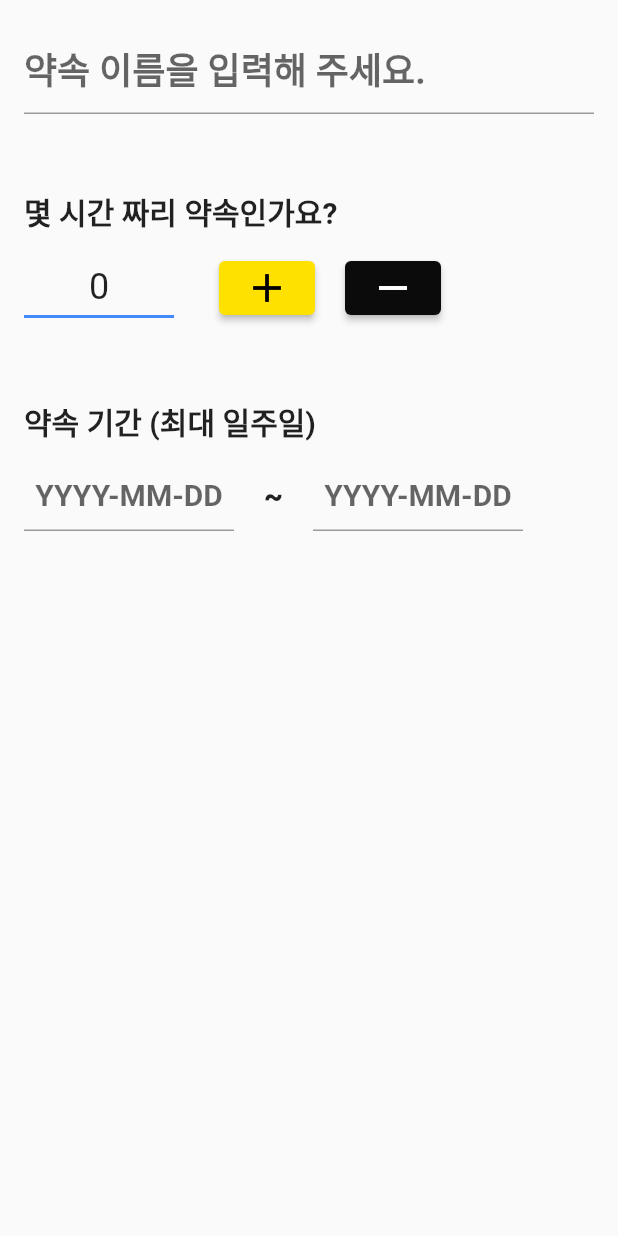
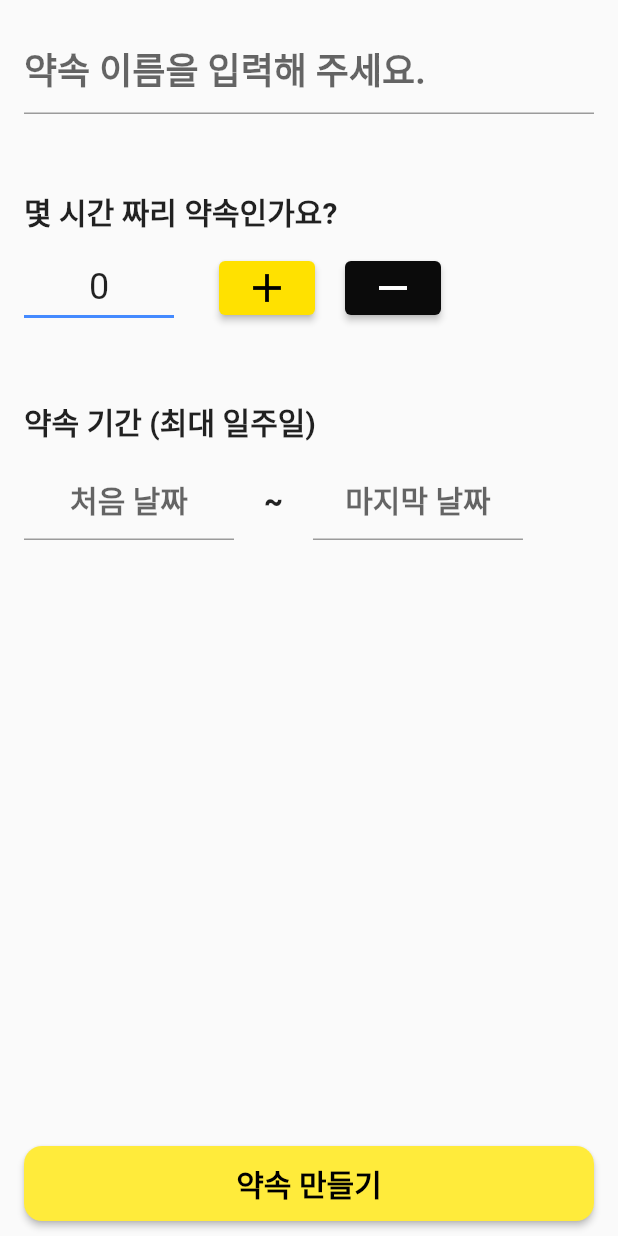
Before and after one commit to GDSC-SKHU/Meet-Now-Mobile, a Flutter app: the screen it shows after launch, after a tap on the "add" icon, on a phone screen of 412 x 824 dp. Run offline on Flutter 3.47's test engine with Material 2 defaults, Android fonts, the phone set to English and light mode, and no system bars.

Commit message:
date picker lang changed

```diff
--- a/lib/main.dart
+++ b/lib/main.dart
@@ -2,6 +2,7 @@ import 'package:flutter/material.dart';
 import 'package:meetnow/view/room_list/makePromiseButton.dart';
 import 'package:meetnow/view/room_list/navBar.dart';
 import 'package:meetnow/view/room_list/promiseList.dart';
+import 'package:flutter_localizations/flutter_localizations.dart';
 
 void main() {
   runApp(MyApp());
@@ -12,6 +13,13 @@ class MyApp extends StatelessWidget {
   Widget build(BuildContext context) {
     return MaterialApp(
       theme: ThemeData(fontFamily: 'NotoSans'),
+      localizationsDelegates: [
+        GlobalMaterialLocalizations.delegate,
+        GlobalWidgetsLocalizations.delegate,
+      ],
+      supportedLocales: [
+        const Locale('ko', 'KR'),
+      ],
       home: Scaffold(
         body: SafeArea(
           child: Column(
--- a/lib/view/making_promise/makingPromise.dart
+++ b/lib/view/making_promise/makingPromise.dart
@@ -10,6 +10,7 @@ class MakingPromise extends StatelessWidget {
           child: Column(children: [
             TypePromiseName(),
             SettingPromiseHour(),
+            SubmitButton(),
           ]),
         ),
       ),
@@ -43,7 +44,8 @@ class _SettingPromiseHourState extends State<SettingPromiseHour> {
 
   @override
   Widget build(BuildContext context) {
-    return Container(
+    return Expanded(
+      child: Container(
         padding: EdgeInsets.fromLTRB(16, 50, 0, 0),
         alignment: Alignment.centerLeft,
         child: Column(
@@ -59,7 +61,8 @@ class _SettingPromiseHourState extends State<SettingPromiseHour> {
                 Container(
                   height: 40,
                   alignment: Alignment.center,
-                child: Text('${_promiseHours}', style: TextStyle(fontSize: 24)),
+                  child:
+                      Text('${_promiseHours}', style: TextStyle(fontSize: 24)),
                   width: 100,
                   decoration: BoxDecoration(
                     border: Border(
@@ -100,29 +103,27 @@ class _SettingPromiseHourState extends State<SettingPromiseHour> {
             SizedBox(height: 10),
             Row(
               children: [
-              SelectDateForm(),
+                SelectDateForm(placeholder: '처음 날짜'),
                 SizedBox(width: 20),
                 Text(
                   '~',
                   style: TextStyle(fontSize: 20, fontWeight: FontWeight.w900),
                 ),
                 SizedBox(width: 20),
-              SelectDateForm(),
+                SelectDateForm(placeholder: '마지막 날짜'),
               ],
-          )
+            ),
           ],
+        ),
       ),
     );
   }
 }
 
-const List<String> category_map = [
-  "1월",
-  "2월",
-  "3월",
-];
+class SelectDateForm extends StatefulWidget {
+  final placeholder;
+  SelectDateForm({required this.placeholder});
 
-class SelectDateForm extends StatefulWidget {
   @override
   State<SelectDateForm> createState() => _SelectDateFormState();
 }
@@ -139,24 +140,18 @@ class _SelectDateFormState extends State<SelectDateForm> {
         controller: dateInput,
         style: TextStyle(fontSize: 20, fontWeight: FontWeight.w700),
         decoration: InputDecoration(
-          hintText: 'YYYY-MM-DD',
+          hintText: '${widget.placeholder}',
         ),
         onTap: () async {
           DateTime? pickedDate = await showDatePicker(
               context: context,
               initialDate: DateTime.now(),
               firstDate: DateTime(1950),
-              //DateTime.now() - not to allow to choose before today.
               lastDate: DateTime(2100));
           if (pickedDate != null) {
-            print(
-                pickedDate); //pickedDate output format => 2021-03-10 00:00:00.000
             String formattedDate = DateFormat('yyyy-MM-dd').format(pickedDate);
-            print(
-                formattedDate); //formatted date output using intl package =>  2021-03-16
             setState(() {
-              dateInput.text =
-                  formattedDate; //set output date to TextField value.
+              dateInput.text = formattedDate;
             });
           } else {}
         },
@@ -164,3 +159,33 @@ class _SelectDateFormState extends State<SelectDateForm> {
     );
   }
 }
+
+class SubmitButton extends StatelessWidget {
+  @override
+  Widget build(BuildContext context) {
+    return Align(
+      alignment: Alignment.bottomCenter,
+      child: Container(
+        width: double.infinity,
+        height: 60,
+        padding: EdgeInsets.fromLTRB(16, 0, 16, 10),
+        child: ElevatedButton(
+          child: Text(
+            '약속 만들기',
+            style: TextStyle(
+                fontSize: 20, color: Colors.black, fontWeight: FontWeight.bold),
+          ),
+          style: ButtonStyle(
+            backgroundColor: MaterialStatePropertyAll(Colors.yellow),
+            shape: MaterialStateProperty.all<RoundedRectangleBorder>(
+              RoundedRectangleBorder(
+                borderRadius: BorderRadius.circular(12),
+              ),
+            ),
+          ),
+          onPressed: () {},
+        ),
+      ),
+    );
+  }
+}
```
Also changed, not shown: pubspec.yaml (+4 -56 lines), pubspec.lock. Lines whose indentation alone changed are shown as unchanged.
